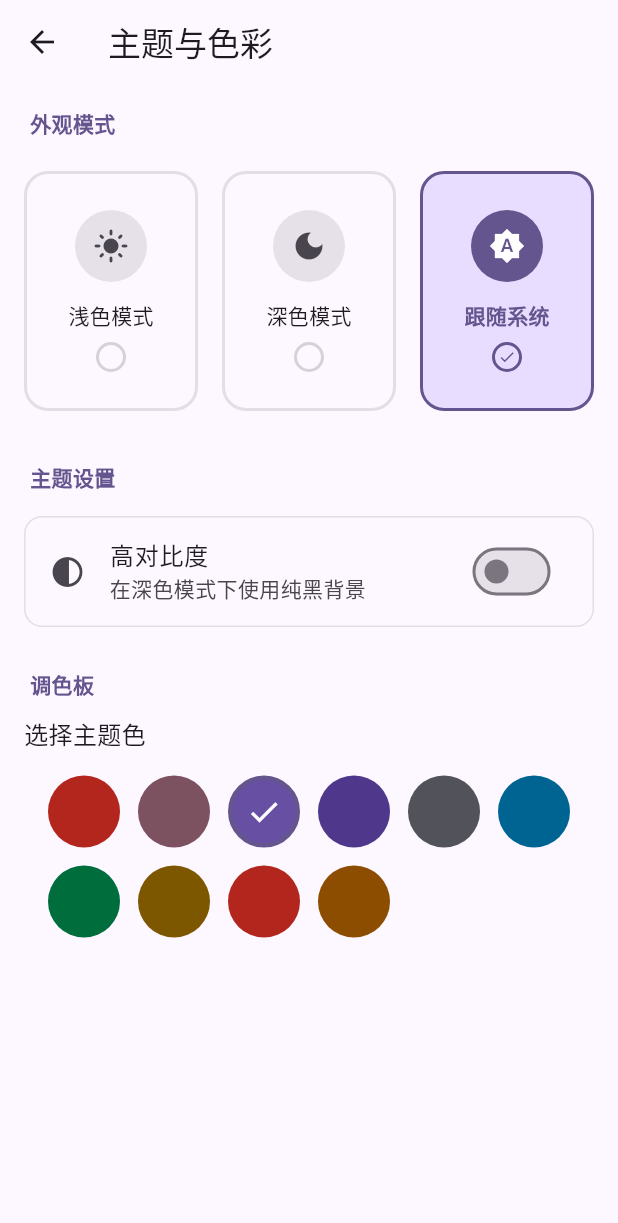
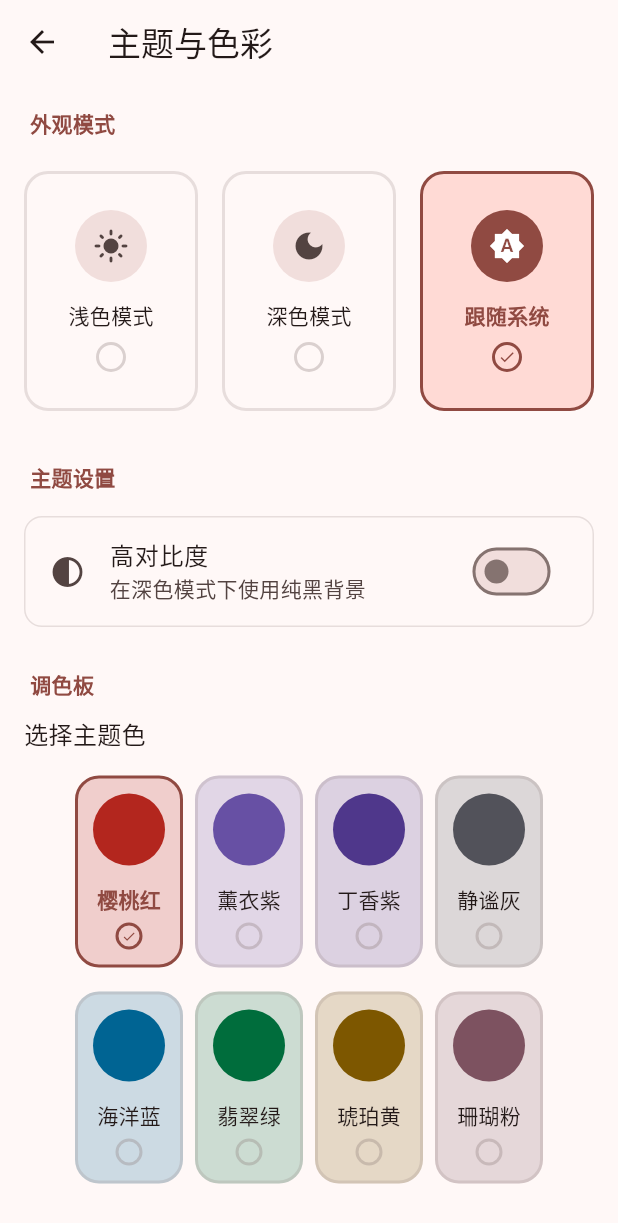
Before and after one commit to qinshah/xmsleepx, a Flutter app: the ThemePageView screen opened directly, on a phone screen of 412 x 824 dp. Shown: the top 1223 px of the screen. Run offline on Flutter 3.47's test engine with Material 3 defaults, Android fonts, the light colour scheme and no system bars; our stand-ins replace audioplayers, hive_ce, package_info_plus, shared_preferences; accounts and stored records are empty.

Commit message:
feat(theme): 添加主题颜色枚举并重构主题选择界面
- 新增ThemeColor枚举类，包含红、紫、蓝、绿等8种预设颜色
- 将硬编码的颜色值替换为枚举管理，提高代码可维护性
- 更新默认主题色为红色
- 重构主题选择界面，显示颜色名称和更美观的选择器
- 移除已注释的语言选择对话框功能

```diff
--- a/lib/app/theme.dart
+++ b/lib/app/theme.dart
@@ -1,5 +1,20 @@
 import 'package:flutter/material.dart';
 import 'package:shared_preferences/shared_preferences.dart';
+
+enum ThemeColor {
+  red(Color(0xFFB3261E), '樱桃红'),
+  purple(Color(0xFF6750A4), '薰衣紫'),
+  violet(Color(0xFF4F378B), '丁香紫'),
+  gray(Color(0xFF52525A), '静谧灰'),
+  blue(Color(0xFF006493), '海洋蓝'),
+  green(Color(0xFF006D3C), '翡翠绿'),
+  yellow(Color(0xFF7D5700), '琥珀黄'),
+  pink(Color(0xFF7D5260), '珊瑚粉');
+
+  final Color value;
+  final String name;
+  const ThemeColor(this.value, this.name);
+}
 
 class AppTheme {
   static const String _themeKey = 'theme_mode';
@@ -8,21 +23,7 @@ class AppTheme {
   static const String _blackBackgroundKey = 'black_background';
 
   // 默认主题色
-  static const Color defaultSeedColor = Color(0xFF6750A4);
-
-  // 预设颜色方案（使用HCT色彩空间的柔和粉彩色）
-  static const List<Color> presetColors = [
-    Color(0xFFB3261E), // 柔和红
-    Color(0xFF7D5260), // 柔和橙
-    Color(0xFF6750A4), // 柔和紫
-    Color(0xFF4F378B), // 深紫
-    Color(0xFF52525A), // 柔和灰
-    Color(0xFF006493), // 柔和蓝
-    Color(0xFF006D3C), // 柔和绿
-    Color(0xFF7D5700), // 柔和黄绿
-    Color(0xFFB3261E), // 柔和红
-    Color(0xFF8C4D00), // 柔和橙
-  ];
+  static final defaultSeedColor = ThemeColor.red.value;
   // 亮色主题
   static ThemeData get lightTheme {
     return ThemeData(
@@ -169,5 +170,4 @@ class AppTheme {
     final prefs = await SharedPreferences.getInstance();
     await prefs.setBool(_blackBackgroundKey, use);
   }
-
 }
--- a/lib/settings/settings_page_view.dart
+++ b/lib/settings/settings_page_view.dart
@@ -280,35 +280,35 @@ class _SettingsPageViewState extends State<SettingsPageView> {
     }
   }
 
-  void _showLanguageSelectionDialog(BuildContext context) {
-    showDialog(
-      context: context,
-      builder: (context) {
-        return AlertDialog(
-          title: const Text('选择语言'),
-          content: Column(
-            mainAxisSize: MainAxisSize.min,
-            children: [
-              ListTile(
-                leading: const Icon(Icons.language),
-                title: const Text('简体中文'),
-                trailing: const Icon(Icons.check, color: Colors.blue),
-                onTap: () {
-                  Navigator.pop(context);
-                },
-              ),
-            ],
-          ),
-          actions: [
-            TextButton(
-              onPressed: () => Navigator.pop(context),
-              child: const Text('确定'),
-            ),
-          ],
-        );
-      },
-    );
-  }
+  // void _showLanguageSelectionDialog(BuildContext context) {
+  //   showDialog(
+  //     context: context,
+  //     builder: (context) {
+  //       return AlertDialog(
+  //         title: const Text('选择语言'),
+  //         content: Column(
+  //           mainAxisSize: MainAxisSize.min,
+  //           children: [
+  //             ListTile(
+  //               leading: const Icon(Icons.language),
+  //               title: const Text('简体中文'),
+  //               trailing: const Icon(Icons.check, color: Colors.blue),
+  //               onTap: () {
+  //                 Navigator.pop(context);
+  //               },
+  //             ),
+  //           ],
+  //         ),
+  //         actions: [
+  //           TextButton(
+  //             onPressed: () => Navigator.pop(context),
+  //             child: const Text('确定'),
+  //           ),
+  //         ],
+  //       );
+  //     },
+  //   );
+  // }
 
   void _showVolumeAdjustDialog(BuildContext context) {
     showDialog(
--- a/lib/settings/theme_page_view.dart
+++ b/lib/settings/theme_page_view.dart
@@ -63,11 +63,21 @@ class _ThemePageViewState extends State<ThemePageView> {
       child: Row(
         children: [
           Expanded(
-            child: _buildThemeOption(themeCntlr, ThemeMode.light, '浅色模式', Icons.light_mode),
+            child: _buildThemeOption(
+              themeCntlr,
+              ThemeMode.light,
+              '浅色模式',
+              Icons.light_mode,
+            ),
           ),
           const SizedBox(width: 16),
           Expanded(
-            child: _buildThemeOption(themeCntlr, ThemeMode.dark, '深色模式', Icons.dark_mode),
+            child: _buildThemeOption(
+              themeCntlr,
+              ThemeMode.dark,
+              '深色模式',
+              Icons.dark_mode,
+            ),
           ),
           const SizedBox(width: 16),
           Expanded(
@@ -83,7 +93,12 @@ class _ThemePageViewState extends State<ThemePageView> {
     );
   }
 
-  Widget _buildThemeOption(ThemeCntlr themeCntlr, ThemeMode mode, String title, IconData icon) {
+  Widget _buildThemeOption(
+    ThemeCntlr themeCntlr,
+    ThemeMode mode,
+    String title,
+    IconData icon,
+  ) {
     final isSelected = themeCntlr.themeMode == mode;
     return GestureDetector(
       onTap: () => themeCntlr.setThemeMode(mode),
@@ -141,7 +156,9 @@ class _ThemePageViewState extends State<ThemePageView> {
                 border: Border.all(
                   color: isSelected
                       ? Theme.of(context).colorScheme.primary
-                      : Theme.of(context).colorScheme.outline.withValues(alpha: 0.3),
+                      : Theme.of(
+                          context,
+                        ).colorScheme.outline.withValues(alpha: 0.3),
                   width: 2,
                 ),
               ),
@@ -211,32 +228,76 @@ class _ThemePageViewState extends State<ThemePageView> {
         const SizedBox(height: 16),
         Center(
           child: Wrap(
-            spacing: 12,
-            runSpacing: 12,
-            children: AppTheme.presetColors.map((color) {
+            spacing: 8,
+            runSpacing: 16,
+            children: ThemeColor.values.map((themeColor) {
+              final color = themeColor.value;
               final isSelected = themeCntlr.seedColor == color;
               return GestureDetector(
                 onTap: () => themeCntlr.setSeedColor(color),
                 child: Container(
+                  padding: const EdgeInsets.all(10),
+                  decoration: BoxDecoration(
+                    color: color.withValues(alpha: 0.2),
+                    borderRadius: BorderRadius.circular(16),
+                    border: Border.all(
+                      color: isSelected
+                          ? Theme.of(context).colorScheme.primary
+                          : Theme.of(
+                              context,
+                            ).colorScheme.outline.withValues(alpha: 0.2),
+                      width: 2,
+                    ),
+                  ),
+                  child: Column(
+                    mainAxisAlignment: MainAxisAlignment.center,
+                    children: [
+                      Container(
                         width: 48,
                         height: 48,
                         decoration: BoxDecoration(
                           color: color,
                           shape: BoxShape.circle,
+                        ),
+                      ),
+                      const SizedBox(height: 12),
+                      Text(
+                        themeColor.name,
+                        style: TextStyle(
+                          fontWeight: isSelected
+                              ? FontWeight.w600
+                              : FontWeight.w500,
+                          color: isSelected
+                              ? Theme.of(context).colorScheme.primary
+                              : Theme.of(context).colorScheme.onSurface,
+                          fontSize: 14,
+                        ),
+                      ),
+                      const SizedBox(height: 6),
+                      Container(
+                        width: 18,
+                        height: 18,
+                        decoration: BoxDecoration(
+                          shape: BoxShape.circle,
                           border: Border.all(
                             color: isSelected
                                 ? Theme.of(context).colorScheme.primary
-                          : Colors.transparent,
-                      width: 3,
+                                : Theme.of(
+                                    context,
+                                  ).colorScheme.outline.withValues(alpha: 0.3),
+                            width: 2,
                           ),
                         ),
                         child: isSelected
                             ? Icon(
                                 Icons.check,
-                          color: _getContrastColor(color),
-                          size: 24,
+                                size: 10,
+                                color: Theme.of(context).colorScheme.primary,
                               )
                             : null,
+                      ),
+                    ],
+                  ),
                 ),
               );
             }).toList(),
```
Lines whose indentation alone changed are shown as unchanged.
